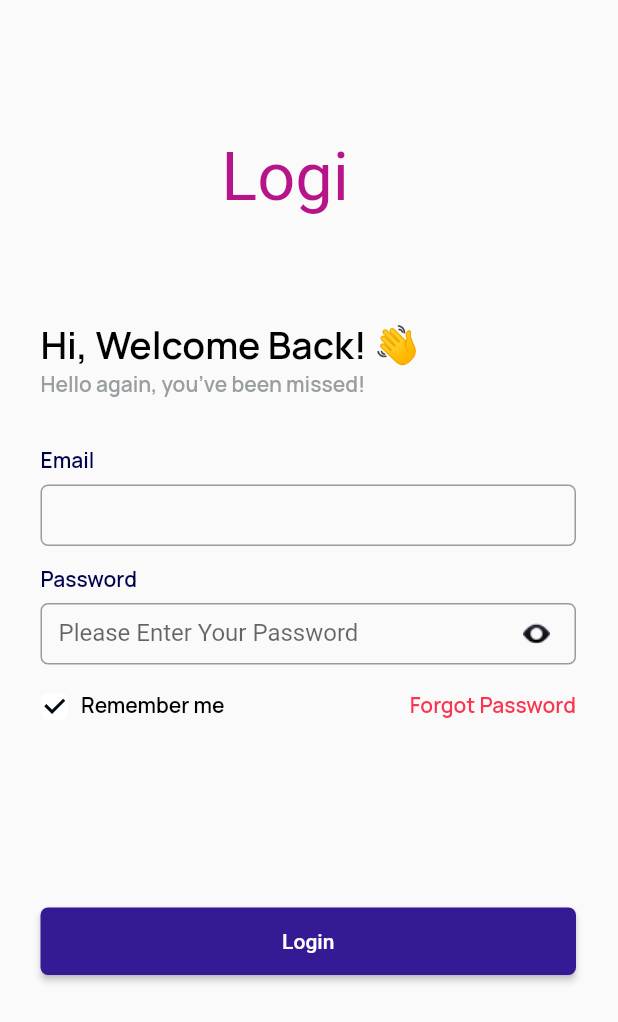
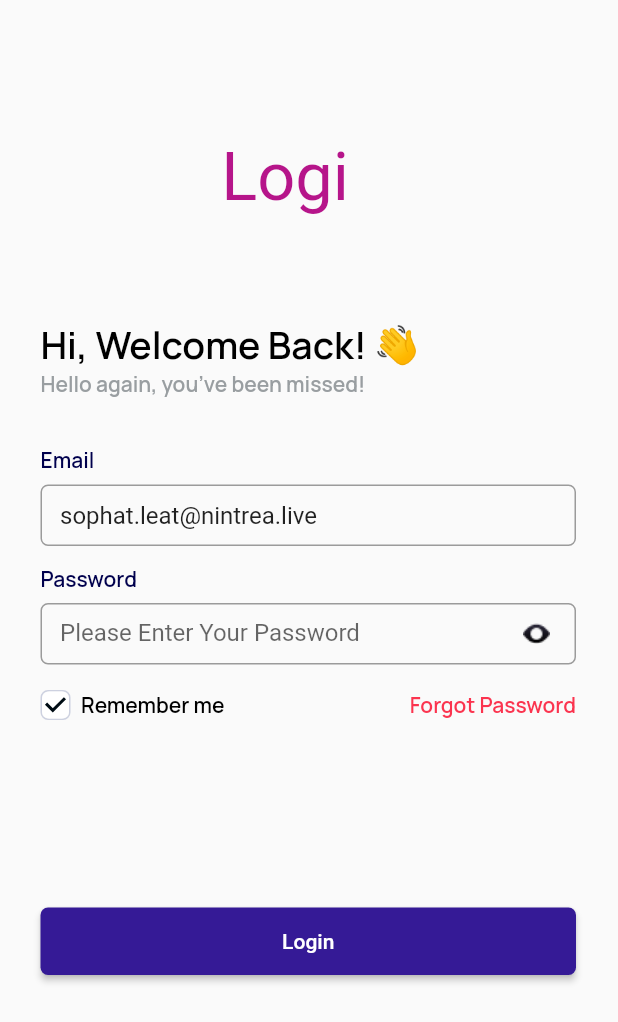
Before and after one commit to nmustakim/login_form_validation, a Flutter app: the screen it shows after launch, on a phone screen of 412 x 824 dp. Shown: the top 1022 px of the screen. Run offline on Flutter 3.47's test engine with Material 2 defaults, Android fonts, the phone set to English and light mode, and no system bars; our stand-ins replace google_fonts.

Commit message:
textfield and checkbox functionality & design upgraded

```diff
--- a/lib/Screens/login_form.dart
+++ b/lib/Screens/login_form.dart
@@ -10,7 +10,7 @@ class LoginForm extends StatefulWidget {
 
 class _LoginFormState extends State<LoginForm> {
   final GlobalKey<FormState> _loginFormKey = GlobalKey<FormState>();
-  String email = 'sophat.leat@nintrea.live';
+  String email = '';
   String password = '';
   bool isChecked = true;
   @override
@@ -78,29 +78,33 @@ class _LoginFormState extends State<LoginForm> {
                   height: 7,
                 ),
                 SizedBox(
-                    height: 41,
+                  height: 41,
+                  child: Center(
                     child: TextFormField(
+                      maxLines: 1,
+                      initialValue: 'sophat.leat@nintrea.live',
                       keyboardType: TextInputType.emailAddress,
                       decoration: InputDecoration(
-                          errorBorder: OutlineInputBorder(
-                              borderRadius: BorderRadius.circular(5)),
+                        contentPadding: const EdgeInsets.fromLTRB(13, 10, 0, 12),
                           border: OutlineInputBorder(
                               borderRadius: BorderRadius.circular(5))),
                       validator: (value) {
                         if (value == null || value.isEmpty) {
                           return 'Email is required';
-                        }
-                        if (!RegExp(
+                        } else if (!RegExp(
                                 r"^[a-zA-Z0-9.a-zA-Z0-9.!#$%&'*+-/=?^_`{|}~]+@[a-zA-Z0-9]+\.[a-zA-Z]+")
                             .hasMatch(email)) {
                           return 'Email is invalid';
+                        } else {
+                          return null;
                         }
-                        return null;
                       },
                       onSaved: (String? value) {
                         email = value ?? '';
                       },
-                    )),
+                    ),
+                  ),
+                ),
                 const SizedBox(
                   height: 12,
                 ),
@@ -116,11 +120,14 @@ class _LoginFormState extends State<LoginForm> {
                   height: 7,
                 ),
                 SizedBox(
-                    height: 41,
+                  height: 41,
+                  child: Center(
                     child: TextFormField(
+                      maxLines: 1,
                       obscureText: true,
                       keyboardType: TextInputType.text,
                       decoration: InputDecoration(
+                          contentPadding: const EdgeInsets.fromLTRB(13, 10, 0, 12),
                           labelText: 'Please Enter Your Password',
                           suffixIcon: Image.asset('assets/images/show.png'),
                           border: OutlineInputBorder(
@@ -128,42 +135,46 @@ class _LoginFormState extends State<LoginForm> {
                       validator: (value) {
                         if (value == null || value.isEmpty) {
                           return 'Password is required';
+                        } else if (!RegExp(
+                                r'^().{8,}$')
+                            .hasMatch(password)) {
+                          return 'At least 8 char needed';
+                        } else {
+                          return null;
                         }
-                        if (RegExp(
-                                r'^(?=.*?[A-Z])(?=.*?[a-z])(?=.*?[0-9])(?=.*?[!@#\$&*~]).{8,}$')
-                            .hasMatch(password)) {
-                          return 'Invalid password';
-                        }
-                        return null;
                       },
                       onSaved: (String? value) {
                         password = value ?? '';
                       },
-                    )),
+                    ),
+                  ),
+                ),
                 const SizedBox(
                   height: 17,
                 ),
                 Row(
 /*If I use the gap between 'remember me' and 'forgot password' as the figma design ,
 the screen overflows to the right that's why I've used row inside row
-and set the main axis alignment to spacebetween.
+and set the main axis alignment to spaceBetween.
  */
                   mainAxisAlignment: MainAxisAlignment.spaceBetween,
                   children: [
                     Row(
+                      mainAxisAlignment: MainAxisAlignment.center,
                       children: [
                         Container(
-                          padding: const EdgeInsets.fromLTRB(4, 6, 5, 4),
                           decoration: BoxDecoration(
-                              borderRadius: BorderRadius.circular(5)),
+                              border: Border.all(color: const Color(0XFFCDD1E0)),
+                            borderRadius: BorderRadius.circular(5)
+                          ),
                           height: 20,
                           width: 20,
-                          child: Checkbox(
+                          child:
+                          Checkbox(
                               value: isChecked,
+                              shape: RoundedRectangleBorder(borderRadius: BorderRadius.circular(5)),
                               checkColor: const Color(0XFF000C14),
                               activeColor: const Color(0XFFFFFFFF),
-                              shape: RoundedRectangleBorder(
-                                  borderRadius: BorderRadius.circular(5)),
                               onChanged: (bool? value) {
                                 setState(() {
                                   isChecked = value!;
@@ -199,11 +210,15 @@ and set the main axis alignment to spacebetween.
                     child: ElevatedButton(
                         style: ElevatedButton.styleFrom(
                             shape: RoundedRectangleBorder(
+
                                 borderRadius: BorderRadius.circular(5)),
                             backgroundColor: const Color(0XFF351A96)),
                         onPressed: () {
                           _loginFormKey.currentState!.save();
                           _loginFormKey.currentState!.validate();
+                          if(_loginFormKey.currentState!.validate() == true){
+                            ScaffoldMessenger.of(context).showSnackBar(const SnackBar(content: Text('Login successful')));
+                          }
                         },
                         child: const Center(child: Text('Login')))),
                 const SizedBox(
@@ -211,14 +226,13 @@ and set the main axis alignment to spacebetween.
                 ),
                 Row(
                   mainAxisAlignment: MainAxisAlignment.center,
-                  children: [
-                    const Text('Don\'t have an account?'),
-                    TextButton(
-                        onPressed: () => null,
-                        child: const Text(
-                          'Sign Up',
-                          style: TextStyle(color: Color(0XFF160062)),
-                        ))
+                  children: const [
+                    Text('Don\'t have an account?'),
+                    SizedBox(width: 9,),
+                    Text(
+                      'Sign Up',
+                      style: TextStyle(color: Color(0XFF160062)),
+                    )
                   ],
                 )
               ],
```
